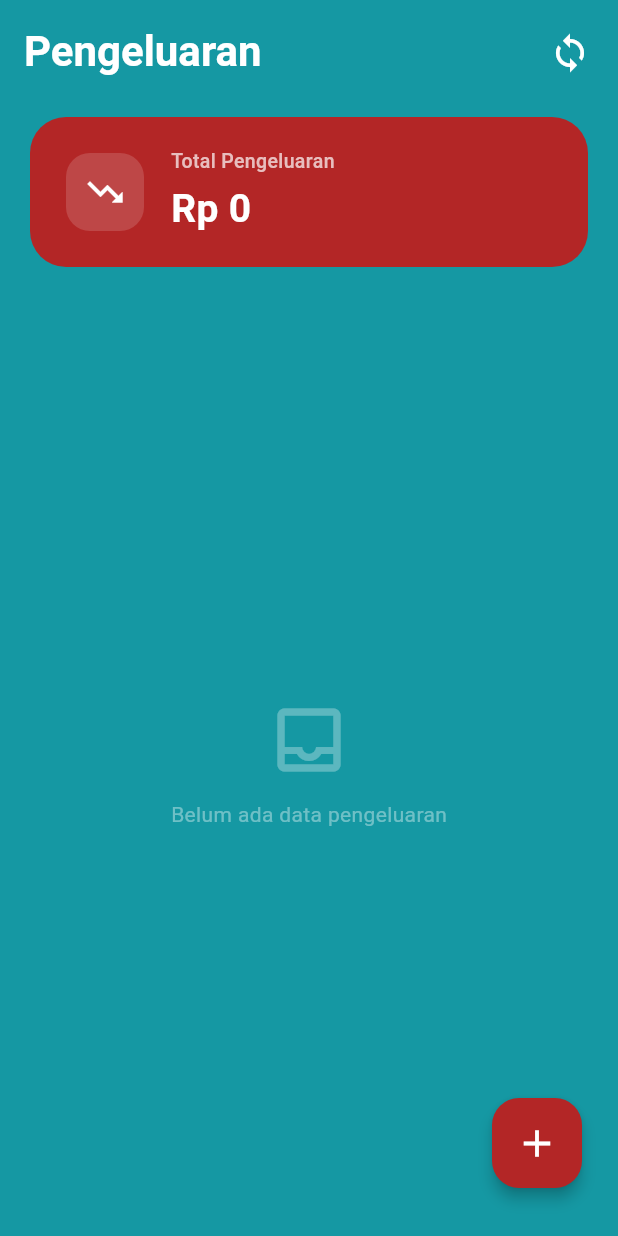
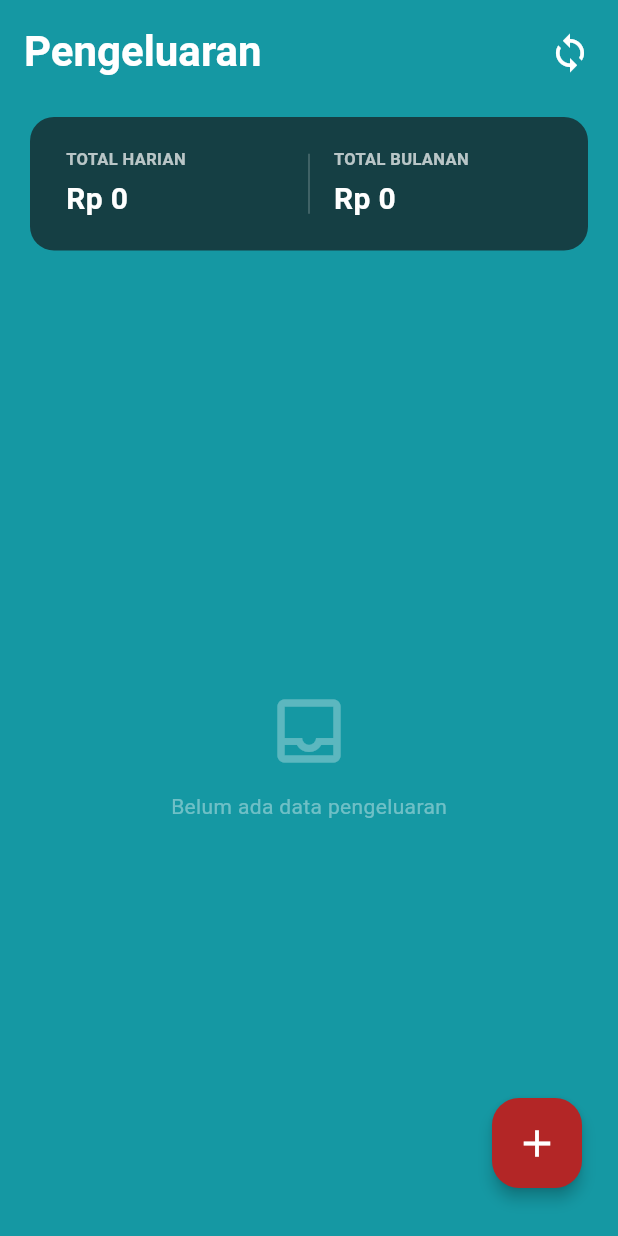
Before and after one commit to AdiftyaRahmad/frontend-mataangin, a Flutter app: the PengeluaranView screen opened directly, on a phone screen of 412 x 824 dp. Run offline on Flutter 3.47's test engine with Material 3 defaults, Android fonts, the light colour scheme and no system bars; our stand-ins replace cloud_firestore, firebase_auth, firebase_core, firebase_storage, pdf, share_plus and 1 more; missing offline and left inert: dart:html; accounts and stored records are empty; generated files the repository leaves out were written again.

Commit message:
feat: perbaikan pengeluaran (format ribuan, filter bulanan, multi-metode pembayaran) dan update konfigurasi gradle

```diff
--- a/lib/view/pengeluaran_view.dart
+++ b/lib/view/pengeluaran_view.dart
@@ -62,44 +62,64 @@ class PengeluaranView extends StatelessWidget {
       ),
       body: Column(
         children: [
+          // Total Card
           Container(
             margin: const EdgeInsets.fromLTRB(20, 8, 20, 16),
             padding: const EdgeInsets.symmetric(horizontal: 24, vertical: 20),
             decoration: BoxDecoration(
-              color: const Color(0xFFB32626),
-              borderRadius: BorderRadius.circular(24),
+              color: const Color(0xFF153F44),
+              borderRadius: BorderRadius.circular(16),
             ),
             child: Row(
               children: [
-                Container(
-                  width: 52,
-                  height: 52,
-                  decoration: BoxDecoration(
-                    color: Colors.white.withValues(alpha: 0.15),
-                    borderRadius: BorderRadius.circular(16),
-                  ),
-                  child: const Icon(Icons.trending_down,
-                      color: Colors.white, size: 28),
-                ),
-                const SizedBox(width: 18),
                 Expanded(
                   child: Column(
                     crossAxisAlignment: CrossAxisAlignment.start,
                     children: [
                       const Text(
-                        'Total Pengeluaran',
+                        'TOTAL HARIAN',
                         style: TextStyle(
                           color: Colors.white70,
-                          fontSize: 13,
-                          fontWeight: FontWeight.w500,
+                          fontSize: 11,
+                          fontWeight: FontWeight.bold,
                         ),
                       ),
                       const SizedBox(height: 4),
                       Text(
-                        fmt.format(vm.totalPengeluaran),
+                        fmt.format(vm.totalHarian),
                         style: const TextStyle(
                           color: Colors.white,
-                          fontSize: 26,
+                          fontSize: 20,
+                          fontWeight: FontWeight.bold,
+                        ),
+                      ),
+                    ],
+                  ),
+                ),
+                Container(
+                  width: 1,
+                  height: 40,
+                  color: Colors.white24,
+                  margin: const EdgeInsets.symmetric(horizontal: 16),
+                ),
+                Expanded(
+                  child: Column(
+                    crossAxisAlignment: CrossAxisAlignment.start,
+                    children: [
+                      const Text(
+                        'TOTAL BULANAN',
+                        style: TextStyle(
+                          color: Colors.white70,
+                          fontSize: 11,
+                          fontWeight: FontWeight.bold,
+                        ),
+                      ),
+                      const SizedBox(height: 4),
+                      Text(
+                        fmt.format(vm.totalBulanan),
+                        style: const TextStyle(
+                          color: Colors.white,
+                          fontSize: 20,
                           fontWeight: FontWeight.bold,
                         ),
                       ),
@@ -145,7 +165,7 @@ class PengeluaranView extends StatelessWidget {
         ),
       );
     }
-    if (vm.list.isEmpty) {
+    if (vm.filteredList.isEmpty) {
       return const Center(
         child: Column(
           mainAxisSize: MainAxisSize.min,
@@ -162,9 +182,9 @@ class PengeluaranView extends StatelessWidget {
     }
     return ListView.builder(
       padding: const EdgeInsets.only(top: 8, bottom: 88, left: 16, right: 16),
-      itemCount: vm.list.length,
+      itemCount: vm.filteredList.length,
       itemBuilder: (_, i) {
-        final item = vm.list[i];
+        final item = vm.filteredList[i];
         return _PengeluaranCard(
           item: item,
           fmt: fmt,
@@ -184,7 +204,9 @@ class PengeluaranView extends StatelessWidget {
       text: item != null ? _formatRibuan(item.cash.toStringAsFixed(0)) : '0',
     );
     final transferCtrl = TextEditingController(
-      text: item != null ? _formatRibuan(item.transfer.toStringAsFixed(0)) : '0',
+      text: item != null
+          ? _formatRibuan(item.transfer.toStringAsFixed(0))
+          : '0',
     );
     final qrisCtrl = TextEditingController(
       text: item != null ? _formatRibuan(item.qris.toStringAsFixed(0)) : '0',
@@ -261,7 +283,9 @@ class PengeluaranView extends StatelessWidget {
                       mainAxisAlignment: MainAxisAlignment.spaceBetween,
                       children: [
                         Text(
-                          item == null ? 'Tambah Pengeluaran' : 'Edit Pengeluaran',
+                          item == null
+                              ? 'Tambah Pengeluaran'
+                              : 'Edit Pengeluaran',
                           style: const TextStyle(
                             color: Colors.white,
                             fontSize: 20,
@@ -269,9 +293,13 @@ class PengeluaranView extends StatelessWidget {
                           ),
                         ),
                         IconButton(
-                          icon: const Icon(Icons.close, color: Colors.white, size: 24),
+                          icon: const Icon(
+                            Icons.close,
+                            color: Colors.white,
+                            size: 24,
+                          ),
                           onPressed: () => Navigator.pop(sheetCtx),
-                        )
+                        ),
                       ],
                     ),
                     const SizedBox(height: 8),
@@ -285,13 +313,14 @@ class PengeluaranView extends StatelessWidget {
                                 context: sheetCtx,
                                 initialDate:
                                     DateTime.tryParse(tanggalCtrl.text) ??
-                                        DateTime.now(),
+                                    DateTime.now(),
                                 firstDate: DateTime(2020),
                                 lastDate: DateTime(2100),
                               );
                               if (date != null) {
-                                final newDateStr =
-                                    DateFormat('yyyy-MM-dd').format(date);
+                                final newDateStr = DateFormat(
+                                  'yyyy-MM-dd',
+                                ).format(date);
                                 setModalState(() {
                                   tanggalCtrl.text = newDateStr;
                                   currentHari = getHariIndo(newDateStr);
@@ -300,7 +329,9 @@ class PengeluaranView extends StatelessWidget {
                             },
                             child: Container(
                               padding: const EdgeInsets.symmetric(
-                                  horizontal: 16, vertical: 14),
+                                horizontal: 16,
+                                vertical: 14,
+                              ),
                               decoration: BoxDecoration(
                                 color: const Color(0xFF1598A3),
                                 borderRadius: BorderRadius.circular(12),
@@ -319,7 +350,9 @@ class PengeluaranView extends StatelessWidget {
                         const SizedBox(width: 14),
                         Container(
                           padding: const EdgeInsets.symmetric(
-                              horizontal: 20, vertical: 14),
+                            horizontal: 20,
+                            vertical: 14,
+                          ),
                           decoration: BoxDecoration(
                             color: const Color(0xFF262E3B),
                             borderRadius: BorderRadius.circular(12),
@@ -363,7 +396,10 @@ class PengeluaranView extends StatelessWidget {
                           decoration: InputDecoration(
                             filled: true,
                             fillColor: const Color(0xFF1598A3),
-                            contentPadding: const EdgeInsets.symmetric(horizontal: 16, vertical: 14),
+                            contentPadding: const EdgeInsets.symmetric(
+                              horizontal: 16,
+                              vertical: 14,
+                            ),
                             border: OutlineInputBorder(
                               borderRadius: BorderRadius.circular(12),
                               borderSide: BorderSide.none,
@@ -411,8 +447,9 @@ class PengeluaranView extends StatelessWidget {
                     _formField(
                       namaBarangCtrl,
                       'Nama Barang',
-                      validator: (v) =>
-                          v == null || v.isEmpty ? 'Nama barang wajib diisi' : null,
+                      validator: (v) => v == null || v.isEmpty
+                          ? 'Nama barang wajib diisi'
+                          : null,
                     ),
                     const SizedBox(height: 12),
 
@@ -442,7 +479,10 @@ class PengeluaranView extends StatelessWidget {
                           decoration: InputDecoration(
                             filled: true,
                             fillColor: const Color(0xFF1598A3),
-                            contentPadding: const EdgeInsets.symmetric(horizontal: 16, vertical: 14),
+                            contentPadding: const EdgeInsets.symmetric(
+                              horizontal: 16,
+                              vertical: 14,
+                            ),
                             border: OutlineInputBorder(
                               borderRadius: BorderRadius.circular(12),
                               borderSide: BorderSide.none,
@@ -451,7 +491,9 @@ class PengeluaranView extends StatelessWidget {
                               borderRadius: BorderRadius.circular(12),
                               borderSide: BorderSide.none,
                             ),
-                            errorStyle: const TextStyle(color: Color(0xFFFCA5A5)),
+                            errorStyle: const TextStyle(
+                              color: Color(0xFFFCA5A5),
+                            ),
                           ),
                           selectedItemBuilder: (BuildContext context) {
                             return categories.map((cat) {
@@ -483,7 +525,9 @@ class PengeluaranView extends StatelessWidget {
                               setModalState(() => selectedKategori = val);
                             }
                           },
-                          validator: (v) => v == null || v.isEmpty ? 'Kategori wajib dipilih' : null,
+                          validator: (v) => v == null || v.isEmpty
+                              ? 'Kategori wajib dipilih'
+                              : null,
                         ),
                       ],
                     ),
@@ -506,7 +550,9 @@ class PengeluaranView extends StatelessWidget {
                             cashCtrl,
                             'Cash',
                             keyboardType: TextInputType.number,
-                            inputFormatters: [ThousandsSeparatorInputFormatter()],
+                            inputFormatters: [
+                              ThousandsSeparatorInputFormatter(),
+                            ],
                           ),
                         ),
                         const SizedBox(width: 14),
@@ -515,7 +561,9 @@ class PengeluaranView extends StatelessWidget {
                             transferCtrl,
                             'Transfer',
                             keyboardType: TextInputType.number,
-                            inputFormatters: [ThousandsSeparatorInputFormatter()],
+                            inputFormatters: [
+                              ThousandsSeparatorInputFormatter(),
+                            ],
                           ),
                         ),
                       ],
@@ -538,10 +586,23 @@ class PengeluaranView extends StatelessWidget {
                             ? null
                             : () async {
                                 if (!formKey.currentState!.validate()) return;
-                                final pengeluaranVm = ctx.read<PengeluaranViewModel>();
-                                final double c = double.tryParse(cashCtrl.text.replaceAll('.', '')) ?? 0.0;
-                                final double t = double.tryParse(transferCtrl.text.replaceAll('.', '')) ?? 0.0;
-                                final double q = double.tryParse(qrisCtrl.text.replaceAll('.', '')) ?? 0.0;
+                                final pengeluaranVm = ctx
+                                    .read<PengeluaranViewModel>();
+                                final double c =
+                                    double.tryParse(
+                                      cashCtrl.text.replaceAll('.', ''),
+                                    ) ??
+                                    0.0;
+                                final double t =
+                                    double.tryParse(
+                                      transferCtrl.text.replaceAll('.', ''),
+                                    ) ??
+                                    0.0;
+                                final double q =
+                                    double.tryParse(
+                                      qrisCtrl.text.replaceAll('.', ''),
+                                    ) ??
+                                    0.0;
                                 final double total = c + t + q;
 
                                 final data = PengeluaranModel(
@@ -560,16 +621,25 @@ class PengeluaranView extends StatelessWidget {
                                 );
                                 final success = item == null
                                     ? await pengeluaranVm.create(data)
-                                    : await pengeluaranVm.update(item.id!, data);
+                                    : await pengeluaranVm.update(
+                                        item.id!,
+                                        data,
+                                      );
                                 if (sheetCtx.mounted) {
                                   Navigator.pop(sheetCtx);
                                   if (success) {
-                                    sheetCtx.read<DashboardViewModel>().loadDashboard();
+                                    sheetCtx
+                                        .read<DashboardViewModel>()
+                                        .loadDashboard();
                                   } else {
                                     ScaffoldMessenger.of(sheetCtx).showSnackBar(
                                       SnackBar(
-                                        content: Text(vm.errorMessage ?? 'Gagal menyimpan'),
-                                        backgroundColor: const Color(0xFFEF4444),
+                                        content: Text(
+                                          vm.errorMessage ?? 'Gagal menyimpan',
+                                        ),
+                                        backgroundColor: const Color(
+                                          0xFFEF4444,
+                                        ),
                                       ),
                                     );
                                   }
@@ -647,8 +717,6 @@ class PengeluaranView extends StatelessWidget {
       }
     }
   }
-
-
 }
 
 Widget _formField(
@@ -685,7 +753,10 @@ Widget _formField(
         decoration: InputDecoration(
           filled: true,
           fillColor: const Color(0xFF1598A3),
-          contentPadding: const EdgeInsets.symmetric(horizontal: 16, vertical: 14),
+          contentPadding: const EdgeInsets.symmetric(
+            horizontal: 16,
+            vertical: 14,
+          ),
           border: OutlineInputBorder(
             borderRadius: BorderRadius.circular(12),
             borderSide: BorderSide.none,
@@ -754,7 +825,10 @@ class _PengeluaranCard extends StatelessWidget {
                 if (item.kategori != null && item.kategori!.isNotEmpty) ...[
                   const SizedBox(height: 4),
                   Container(
-                    padding: const EdgeInsets.symmetric(horizontal: 8, vertical: 3),
+                    padding: const EdgeInsets.symmetric(
+                      horizontal: 8,
+                      vertical: 3,
+                    ),
                     decoration: BoxDecoration(
                       color: const Color(0xFF1598A3).withValues(alpha: 0.15),
                       borderRadius: BorderRadius.circular(6),
@@ -794,10 +868,7 @@ class _PengeluaranCard extends StatelessWidget {
                   const SizedBox(height: 6),
                   Text(
                     item.keterangan!,
-                    style: const TextStyle(
-                      color: Colors.white70,
-                      fontSize: 14,
-                    ),
+                    style: const TextStyle(color: Colors.white70, fontSize: 14),
                   ),
                 ],
               ],
@@ -817,11 +888,20 @@ class _PengeluaranCard extends StatelessWidget {
               ),
               const SizedBox(height: 4),
               if (item.cash > 0)
-                Text('Cash: ${fmt.format(item.cash)}', style: const TextStyle(color: Colors.white38, fontSize: 10)),
+                Text(
+                  'Cash: ${fmt.format(item.cash)}',
+                  style: const TextStyle(color: Colors.white38, fontSize: 10),
+                ),
               if (item.transfer > 0)
-                Text('TF: ${fmt.format(item.transfer)}', style: const TextStyle(color: Colors.white38, fontSize: 10)),
+                Text(
+                  'TF: ${fmt.format(item.transfer)}',
+                  style: const TextStyle(color: Colors.white38, fontSize: 10),
+                ),
               if (item.qris > 0)
-                Text('QRIS: ${fmt.format(item.qris)}', style: const TextStyle(color: Colors.white38, fontSize: 10)),
+                Text(
+                  'QRIS: ${fmt.format(item.qris)}',
+                  style: const TextStyle(color: Colors.white38, fontSize: 10),
+                ),
               const SizedBox(height: 8),
               Row(
                 children: [
@@ -863,7 +943,9 @@ class _PengeluaranCard extends StatelessWidget {
 class ThousandsSeparatorInputFormatter extends TextInputFormatter {
   @override
   TextEditingValue formatEditUpdate(
-      TextEditingValue oldValue, TextEditingValue newValue) {
+    TextEditingValue oldValue,
+    TextEditingValue newValue,
+  ) {
     if (newValue.text.isEmpty) {
       return newValue.copyWith(text: '');
     }
@@ -885,7 +967,12 @@ class ThousandsSeparatorInputFormatter extends TextInputFormatter {
     final String reversed = cleanText.split('').reversed.join('');
     final List<String> chunks = [];
     for (int i = 0; i < reversed.length; i += 3) {
-      chunks.add(reversed.substring(i, i + 3 < reversed.length ? i + 3 : reversed.length));
+      chunks.add(
+        reversed.substring(
+          i,
+          i + 3 < reversed.length ? i + 3 : reversed.length,
+        ),
+      );
     }
     final String formatted = chunks.join('.').split('').reversed.join('');
 
@@ -899,7 +986,8 @@ class ThousandsSeparatorInputFormatter extends TextInputFormatter {
 
     int newSelectionIndex = 0;
     int digitCount = 0;
-    while (digitCount < digitsBeforeCursor && newSelectionIndex < formatted.length) {
+    while (digitCount < digitsBeforeCursor &&
+        newSelectionIndex < formatted.length) {
       if (RegExp(r'[0-9]').hasMatch(formatted[newSelectionIndex])) {
         digitCount++;
       }
@@ -919,7 +1007,9 @@ String _formatRibuan(String s) {
   final reversed = clean.split('').reversed.join('');
   final List<String> chunks = [];
   for (int i = 0; i < reversed.length; i += 3) {
-    chunks.add(reversed.substring(i, i + 3 < reversed.length ? i + 3 : reversed.length));
+    chunks.add(
+      reversed.substring(i, i + 3 < reversed.length ? i + 3 : reversed.length),
+    );
   }
   return chunks.join('.').split('').reversed.join('');
 }
--- a/lib/viewmodel/pengeluaran_viewmodel.dart
+++ b/lib/viewmodel/pengeluaran_viewmodel.dart
@@ -14,7 +14,7 @@ class PengeluaranViewModel extends ChangeNotifier {
   bool _mutating = false;
 
   PengeluaranViewModel({PengeluaranRepository? repository})
-      : _repository = repository ?? PengeluaranRepository();
+    : _repository = repository ?? PengeluaranRepository();
 
   ViewState get state => _state;
   List<PengeluaranModel> get list => List.unmodifiable(_list);
@@ -22,8 +22,33 @@ class PengeluaranViewModel extends ChangeNotifier {
   bool get isLoading => _state == ViewState.loading;
   bool get isMutating => _mutating;
 
-  double get totalPengeluaran =>
-      _list.fold(0.0, (sum, item) => sum + item.nominal);
+  // Helper getters for totals
+  double get totalHarian {
+    final now = DateTime.now();
+    final todayStr =
+        "${now.year}-${now.month.toString().padLeft(2, '0')}-${now.day.toString().padLeft(2, '0')}";
+    return _list
+        .where((item) => item.tanggal == todayStr)
+        .fold(0.0, (sum, item) => sum + item.nominal);
+  }
+
+  double get totalBulanan {
+    final now = DateTime.now();
+    final monthStr = "${now.year}-${now.month.toString().padLeft(2, '0')}";
+    return _list
+        .where((item) => item.tanggal.startsWith(monthStr))
+        .fold(0.0, (sum, item) => sum + item.nominal);
+  }
+
+  // Only for backwards compatibility if needed, but UI will use totalHarian & totalBulanan
+  double get totalPengeluaran => totalHarian;
+
+  // Riwayat inputan di-reset per bulan (menampilkan transaksi bulan ini)
+  List<PengeluaranModel> get filteredList {
+    final now = DateTime.now();
+    final monthStr = "${now.year}-${now.month.toString().padLeft(2, '0')}";
+    return _list.where((item) => item.tanggal.startsWith(monthStr)).toList();
+  }
 
   Future<void> loadAll() async {
     _state = ViewState.loading;
```
Also changed, not shown: analysis_options.yaml (+9 -0 lines), pubspec.lock, 4 other files.
